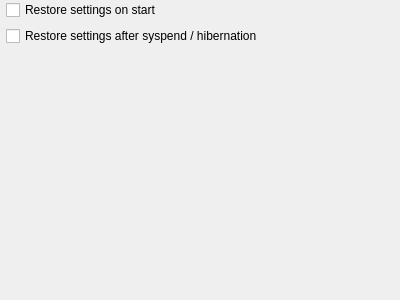
anetczuk/ClevoKeyboardControl, file src/clevokeyboardcontrol/ui/settings_widget.ui: the form before one commit.
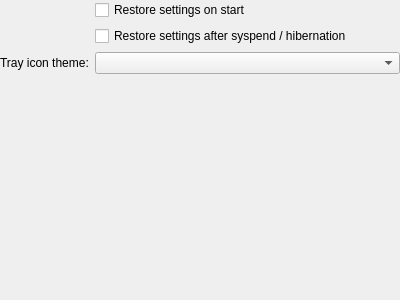
The form after the commit.

Commit message: Select tray icon theme

What changed in the file:
```diff
--- a/src/clevokeyboardcontrol/ui/settings_widget.ui
+++ b/src/clevokeyboardcontrol/ui/settings_widget.ui
@@ -40,6 +40,16 @@
      </property>
     </widget>
    </item>
+   <item row="2" column="1">
+    <widget class="QComboBox" name="trayThemeCB"/>
+   </item>
+   <item row="2" column="0">
+    <widget class="QLabel" name="trayThemeText">
+     <property name="text">
+      <string>Tray icon theme:</string>
+     </property>
+    </widget>
+   </item>
   </layout>
  </widget>
  <resources/>
```
The commit also changes 3 other files.
